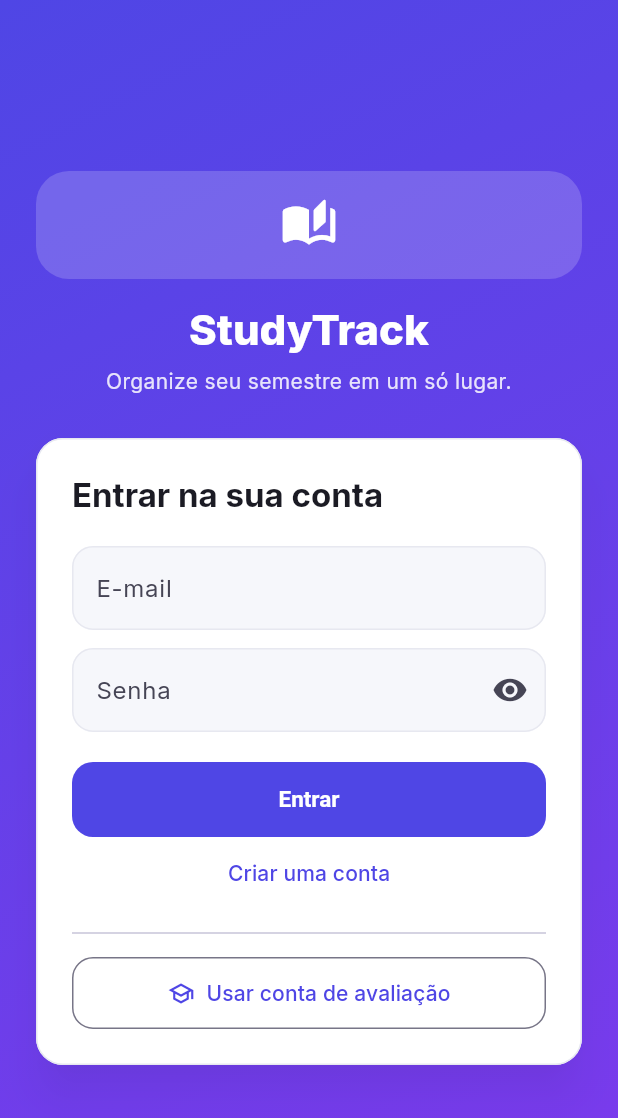
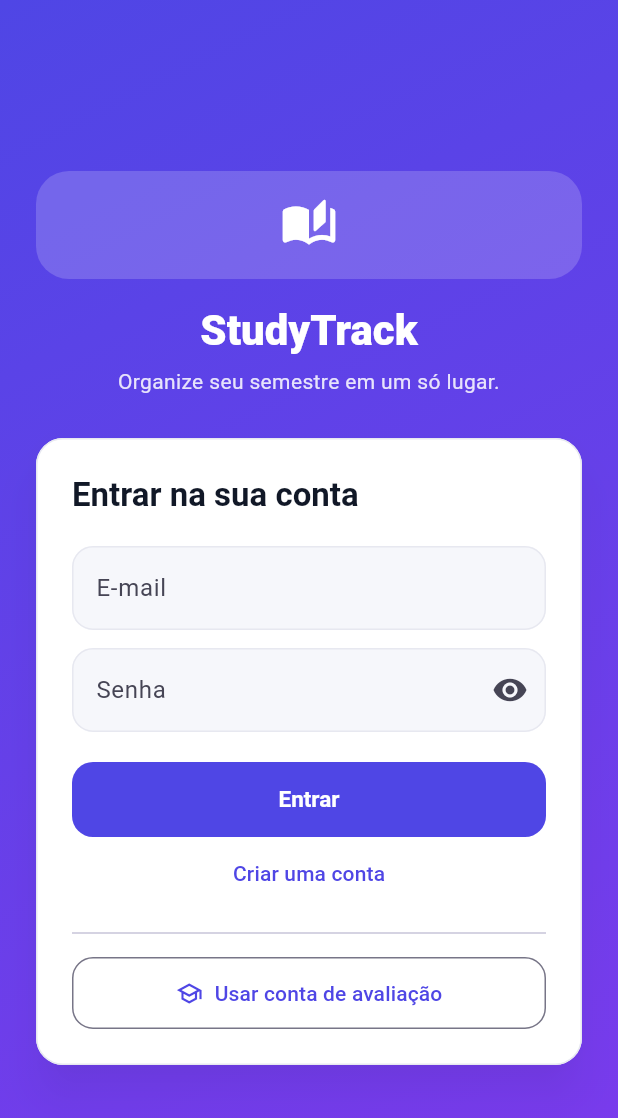
Before and after one commit to SamuelStefano/studytrack, a Flutter app: the screen it shows after launch, on a phone screen of 412 x 824 dp. Shown: the top 1118 px of the screen. Run offline on Flutter 3.47's test engine with Material 3 defaults, Android fonts, the phone set to English and light mode, and no system bars; our stand-ins replace shared_preferences; accounts and stored records are empty.

Commit message:
Drop google_fonts

```diff
--- a/app/lib/main.dart
+++ b/app/lib/main.dart
@@ -1,5 +1,4 @@
 import 'package:flutter/material.dart';
-import 'package:google_fonts/google_fonts.dart';
 
 import 'screens/auth_screen.dart';
 import 'screens/home_shell.dart';
@@ -35,12 +34,12 @@ class StudyTrackApp extends StatelessWidget {
       title: 'StudyTrack',
       debugShowCheckedModeBanner: false,
       theme: base.copyWith(
-        textTheme: GoogleFonts.interTextTheme(base.textTheme),
+        textTheme: base.textTheme.apply(bodyColor: const Color(0xFF111827), displayColor: const Color(0xFF111827)),
         scaffoldBackgroundColor: const Color(0xFFF4F5FA),
         appBarTheme: AppBarTheme(
           backgroundColor: const Color(0xFFF4F5FA),
           surfaceTintColor: Colors.transparent,
-          titleTextStyle: GoogleFonts.inter(fontSize: 22, fontWeight: FontWeight.w800, color: const Color(0xFF111827)),
+          titleTextStyle: const TextStyle(fontSize: 22, fontWeight: FontWeight.w800, color: const Color(0xFF111827)),
         ),
         cardTheme: CardThemeData(
           color: Colors.white,
```
